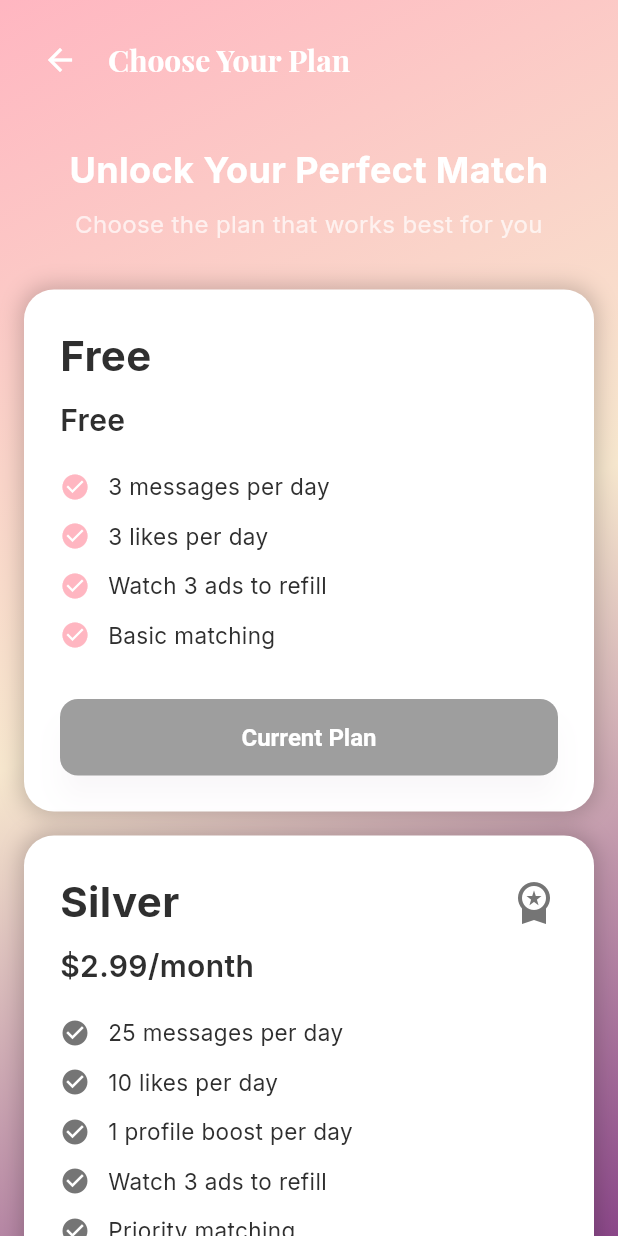
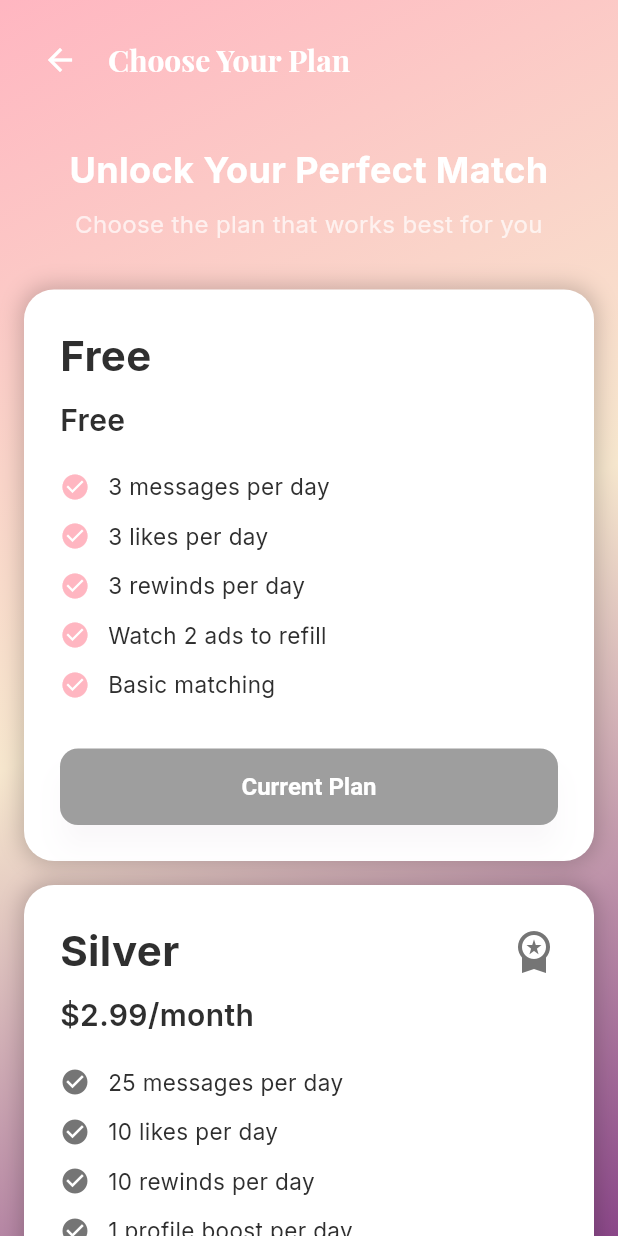
Before and after one commit to jamaine1984/indira, a Flutter app: the SubscriptionScreen screen opened by its route, on a phone screen of 412 x 824 dp. Run offline on Flutter 3.47's test engine with Material 3 defaults, Android fonts, the phone set to English and light mode, and no system bars; our stand-ins replace audioplayers, cached_network_image, cloud_firestore, firebase_analytics, firebase_auth, firebase_core and 18 more; missing offline and left inert: encrypt, firebase_app_check, firebase_performance, in_app_purchase_android, in_app_purchase_storekit, record; accounts and stored records are empty.

Commit message:
Production release: fix like limit bug, add rewind system, remove superlike/boost
- Fix critical bug: cards no longer swipe away when like limit reached
- Add rewind system: 3/day free, 10/day silver, unlimited gold
- Watch 2 ads to refill likes, messages, and rewinds (was 3)
- Remove superlike button and boost/rocket button from discover page
- Disable upward swipe gesture (superlike removed)
- Replace all placeholder AdMob IDs with production unit ID
- Temporarily disable iOS ad units (Android-only deployment)
- Replace print() with logger.error() in IAP service
- Tighten Firebase Storage rules for user_photos and chat_images
- Update Kotlin to 2.1.0 and add Play Core ProGuard rules
- Update subscription tier feature descriptions

Co-Authored-By: Claude Opus 4.6 <noreply@anthropic.com>

```diff
--- a/lib/core/models/subscription_tier.dart
+++ b/lib/core/models/subscription_tier.dart
@@ -7,6 +7,7 @@ enum SubscriptionTier {
 class SubscriptionLimits {
   final int dailyMessages;
   final int dailyLikes;
+  final int dailyRewinds;  // -1 means unlimited
   final bool unlimitedGifts;
   final bool hasAds;
   final int adsToRefill;
@@ -15,6 +16,7 @@ class SubscriptionLimits {
   const SubscriptionLimits({
     required this.dailyMessages,
     required this.dailyLikes,
+    required this.dailyRewinds,
     required this.unlimitedGifts,
     required this.hasAds,
     required this.adsToRefill,
@@ -22,30 +24,33 @@ class SubscriptionLimits {
   });
 
   static const free = SubscriptionLimits(
-    dailyMessages: 3,  // Free users get 3 messages per day
-    dailyLikes: 3,     // Free users get 3 likes per day
+    dailyMessages: 3,
+    dailyLikes: 3,
+    dailyRewinds: 3,
     unlimitedGifts: false,
     hasAds: true,
-    adsToRefill: 3,    // Watch 3 ads to refill
-    profileBoosts: 0,   // No boosts for free users
+    adsToRefill: 2,
+    profileBoosts: 0,
   );
 
   static const silver = SubscriptionLimits(
-    dailyMessages: 25,  // Silver users get 25 messages per day
-    dailyLikes: 10,     // Silver users get 10 likes per day
+    dailyMessages: 25,
+    dailyLikes: 10,
+    dailyRewinds: 10,
     unlimitedGifts: false,
     hasAds: true,
-    adsToRefill: 3,    // Watch 3 ads to refill
-    profileBoosts: 1,   // 1 boost per day for silver
+    adsToRefill: 2,
+    profileBoosts: 1,
   );
 
   static const gold = SubscriptionLimits(
-    dailyMessages: -1, // -1 means unlimited
-    dailyLikes: -1, // -1 means unlimited
+    dailyMessages: -1,
+    dailyLikes: -1,
+    dailyRewinds: -1,
     unlimitedGifts: true,
     hasAds: false,
     adsToRefill: 0,
-    profileBoosts: -1, // -1 means unlimited boosts
+    profileBoosts: -1,
   );
 
   static SubscriptionLimits fromTier(SubscriptionTier tier) {
@@ -86,7 +91,8 @@ class SubscriptionPlan {
     features: [
       '3 messages per day',
       '3 likes per day',
-      'Watch 3 ads to refill',
+      '3 rewinds per day',
+      'Watch 2 ads to refill',
       'Basic matching',
     ],
   );
@@ -100,8 +106,9 @@ class SubscriptionPlan {
     features: [
       '25 messages per day',
       '10 likes per day',
+      '10 rewinds per day',
       '1 profile boost per day',
-      'Watch 3 ads to refill',
+      'Watch 2 ads to refill',
       'Priority matching',
       'See who liked you',
     ],
@@ -116,6 +123,7 @@ class SubscriptionPlan {
     features: [
       'Unlimited messages',
       'Unlimited likes',
+      'Unlimited rewinds',
       'Unlimited profile boosts',
       'No ads (except 1 for gifts)',
       'Priority matching',
--- a/lib/core/services/iap_service.dart
+++ b/lib/core/services/iap_service.dart
@@ -59,7 +59,7 @@ class IAPService {
     _subscription = _iap.purchaseStream.listen(
       _onPurchaseUpdate,
       onDone: () => _subscription?.cancel(),
-      onError: (error) => print('Purchase stream error: $error'),
+      onError: (error) => logger.error('Purchase stream error: $error'),
     );
 
     // Load products
--- a/lib/core/widgets/watch_ads_dialog.dart
+++ b/lib/core/widgets/watch_ads_dialog.dart
@@ -46,6 +46,11 @@ class _WatchAdsDialogState extends State<WatchAdsDialog> {
       case 'messages':
         typeName = 'Messages';
         icon = Icons.message;
+        message = 'You\'ve used all your $typeName for today!';
+        break;
+      case 'rewinds':
+        typeName = 'Rewinds';
+        icon = Icons.undo;
         message = 'You\'ve used all your $typeName for today!';
         break;
       case 'gift':
@@ -218,6 +223,9 @@ class _WatchAdsDialogState extends State<WatchAdsDialog> {
               case 'messages':
                 message = 'Messages refilled!';
                 break;
+              case 'rewinds':
+                message = 'Rewinds refilled!';
+                break;
               case 'gift':
                 message = 'Gift added to inventory!';
                 break;
--- a/lib/features/messaging/presentation/screens/conversation_screen.dart
+++ b/lib/features/messaging/presentation/screens/conversation_screen.dart
@@ -617,9 +617,9 @@ class _ConversationScreenState extends ConsumerState<ConversationScreen> {
         showWatchAdsDialog(
           context,
           type: 'messages',
-          adsRequired: 3,
+          adsRequired: 2,
           onComplete: () async {
-            await usageService.refillMessages(currentUser.uid, 3);
+            await usageService.refillMessages(currentUser.uid, 2);
             // Try sending the message again after refill
             _sendTextMessage();
           },
```
Also changed, not shown: lib/core/config/ad_config.dart (+11 -58 lines), lib/core/services/usage_service.dart (+52 -1 lines), lib/features/discover/presentation/providers/discover_provider.dart (+36 -0 lines), lib/features/discover/presentation/screens/discover_screen.dart (+40 -51 lines), 3 other files.
